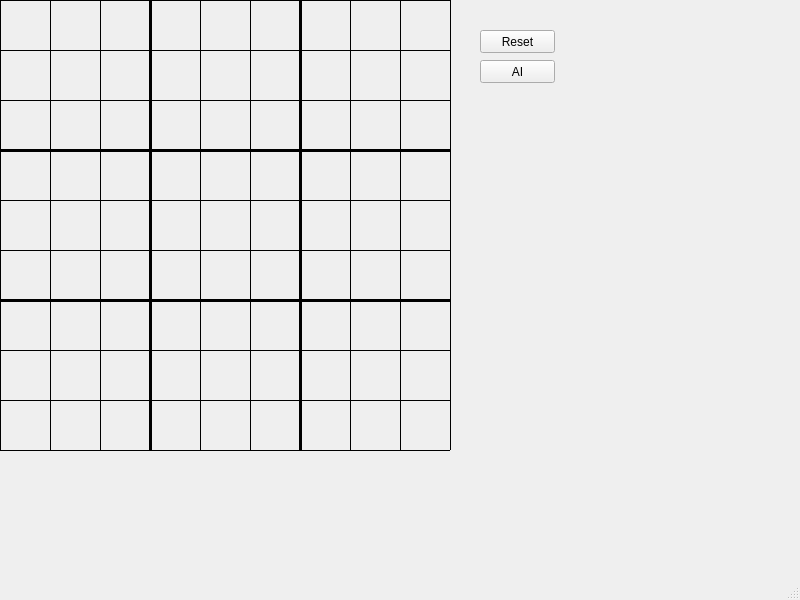
First picture: the form in Sudoku/dlg_home.ui, repository ElliotHarding/Sudoku, before the edit.
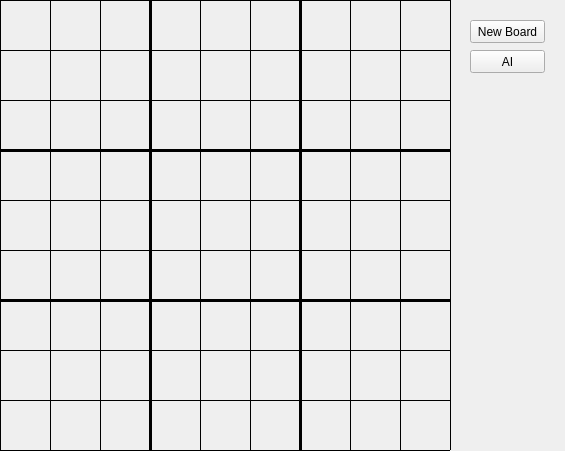
Second picture: the form after the edit.

Patch:
```diff
--- a/Sudoku/dlg_home.ui
+++ b/Sudoku/dlg_home.ui
@@ -6,8 +6,8 @@
    <rect>
     <x>0</x>
     <y>0</y>
-    <width>800</width>
-    <height>600</height>
+    <width>565</width>
+    <height>451</height>
    </rect>
   </property>
   <property name="windowTitle">
@@ -337,21 +337,21 @@
    <widget class="QPushButton" name="btn_reset">
     <property name="geometry">
      <rect>
-      <x>480</x>
-      <y>30</y>
+      <x>470</x>
+      <y>20</y>
       <width>75</width>
       <height>23</height>
      </rect>
     </property>
     <property name="text">
-     <string>Reset</string>
+     <string>New Board</string>
     </property>
    </widget>
    <widget class="QPushButton" name="btn_ai">
     <property name="geometry">
      <rect>
-      <x>480</x>
-      <y>60</y>
+      <x>470</x>
+      <y>50</y>
       <width>75</width>
       <height>23</height>
      </rect>
@@ -361,17 +361,6 @@
     </property>
    </widget>
   </widget>
-  <widget class="QMenuBar" name="menubar">
-   <property name="geometry">
-    <rect>
-     <x>0</x>
-     <y>0</y>
-     <width>800</width>
-     <height>21</height>
-    </rect>
-   </property>
-  </widget>
-  <widget class="QStatusBar" name="statusbar"/>
  </widget>
  <resources/>
  <connections/>
```
Left out of the diff: 2 changed lines with no effect on the pictures.
